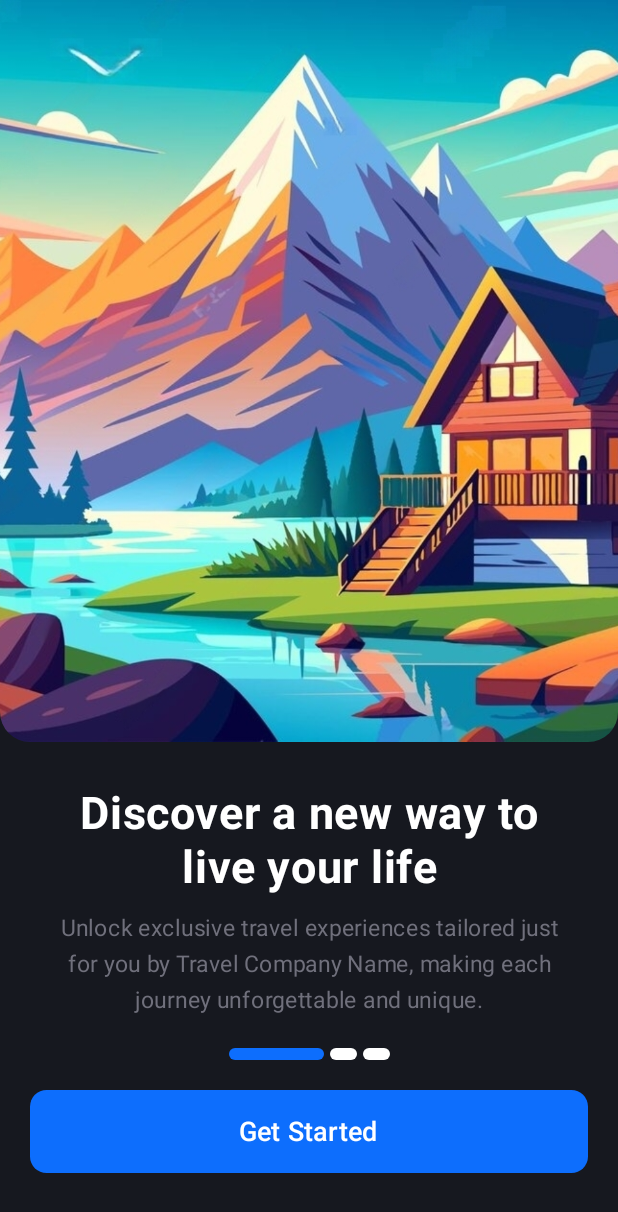
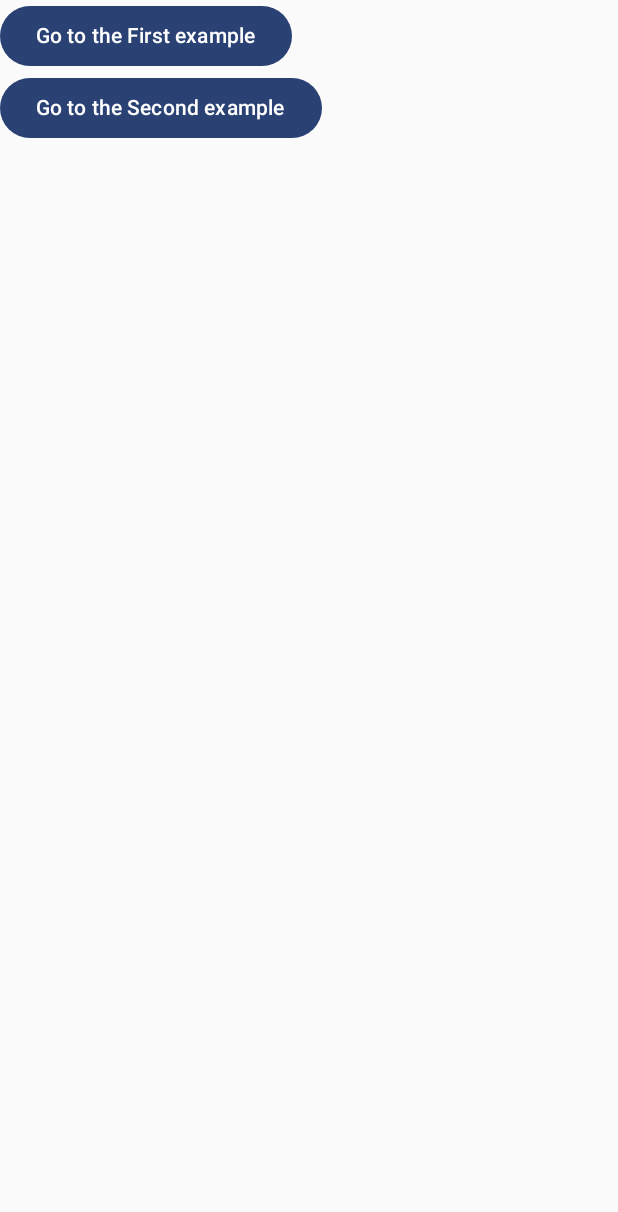
Before and after one commit to brentcenci/OnBoarding, an Android app built with Jetpack Compose: the screen it shows after launch (MainActivity), on a phone screen of 412 x 824 dp. Shown: the top 1212 px of the screen. Run offline under Robolectric (Android 15) with nearby library versions, the phone set to English and light mode, and no system bars.

Commit message:
Implemented basic navigation between the two example screens.

```diff
--- a/app/build.gradle.kts
+++ b/app/build.gradle.kts
@@ -50,7 +50,6 @@ android {
 }
 
 dependencies {
-
     implementation(libs.androidx.core.ktx)
     implementation(libs.androidx.lifecycle.runtime.ktx)
     implementation(libs.androidx.activity.compose)
@@ -66,4 +65,8 @@ dependencies {
     androidTestImplementation(libs.androidx.ui.test.junit4)
     debugImplementation(libs.androidx.ui.tooling)
     debugImplementation(libs.androidx.ui.test.manifest)
+
+    val navversion = "2.7.7"
+    implementation("androidx.navigation:navigation-compose:$navversion")
+
 }
--- a/app/src/main/java/com/example/onboarding/MainActivity.kt
+++ b/app/src/main/java/com/example/onboarding/MainActivity.kt
@@ -1,57 +1,16 @@
 package com.example.onboarding
 
-import android.graphics.Color.WHITE
-import android.graphics.Color.rgb
-import android.graphics.drawable.shapes.Shape
-import android.media.Image
 import android.os.Bundle
 import androidx.activity.ComponentActivity
 import androidx.activity.compose.setContent
 import androidx.activity.enableEdgeToEdge
-import androidx.compose.foundation.Image
-import androidx.compose.foundation.background
-import androidx.compose.foundation.border
-import androidx.compose.foundation.clickable
-import androidx.compose.foundation.layout.Arrangement
-import androidx.compose.foundation.layout.Box
-import androidx.compose.foundation.layout.Column
-import androidx.compose.foundation.layout.Row
-import androidx.compose.foundation.layout.Spacer
-import androidx.compose.foundation.layout.fillMaxHeight
-import androidx.compose.foundation.layout.fillMaxSize
-import androidx.compose.foundation.layout.fillMaxWidth
-import androidx.compose.foundation.layout.height
-import androidx.compose.foundation.layout.padding
-import androidx.compose.foundation.shape.RoundedCornerShape
-import androidx.compose.material.icons.Icons
-import androidx.compose.material3.Button
-import androidx.compose.material3.ButtonColors
-import androidx.compose.material3.ButtonDefaults
-import androidx.compose.material3.Scaffold
-import androidx.compose.material3.Text
-import androidx.compose.runtime.Composable
-import androidx.compose.runtime.MutableState
-import androidx.compose.runtime.mutableStateOf
-import androidx.compose.runtime.remember
-import androidx.compose.ui.Alignment
-import androidx.compose.ui.Modifier
-import androidx.compose.ui.draw.clip
-import androidx.compose.ui.graphics.Color
-import androidx.compose.ui.graphics.ImageBitmap
-import androidx.compose.ui.graphics.painter.Painter
-import androidx.compose.ui.graphics.vector.ImageVector
-import androidx.compose.ui.graphics.vector.VectorPainter
-import androidx.compose.ui.layout.ContentScale
-import androidx.compose.ui.res.painterResource
-import androidx.compose.ui.text.font.FontWeight
-import androidx.compose.ui.text.style.TextAlign
-import androidx.compose.ui.tooling.preview.Preview
-import androidx.compose.ui.unit.dp
-import androidx.compose.ui.unit.sp
+import androidx.navigation.compose.NavHost
+import androidx.navigation.compose.composable
+import androidx.navigation.compose.rememberNavController
 import com.example.onboarding.ui.screens.FirstStyle
-import com.example.onboarding.ui.screens.FirstStyleOnboardingScreen
+import com.example.onboarding.ui.screens.Home
+import com.example.onboarding.ui.screens.Screen
 import com.example.onboarding.ui.screens.SecondStyle
-import com.example.onboarding.ui.screens.SecondStyleOnboardingScreen
 import com.example.onboarding.ui.theme.OnBoardingTheme
 
 class MainActivity : ComponentActivity() {
@@ -60,8 +19,21 @@ class MainActivity : ComponentActivity() {
         enableEdgeToEdge()
         setContent {
             OnBoardingTheme {
-
-                FirstStyle()
+                val navController = rememberNavController()
+                NavHost(
+                    navController = navController,
+                    startDestination = Screen.Home.route
+                ) {
+                    composable(route = Screen.Home.route) {
+                        Home(navController = navController)
+                    }
+                    composable(route = Screen.First.route) {
+                        FirstStyle(navController = navController)
+                    }
+                    composable(route = Screen.Second.route) {
+                        SecondStyle(navController = navController)
+                    }
+                }
             }
         }
     }
--- a/app/src/main/java/com/example/onboarding/ui/screens/FirstStyle.kt
+++ b/app/src/main/java/com/example/onboarding/ui/screens/FirstStyle.kt
@@ -25,6 +25,7 @@ import androidx.compose.ui.text.font.FontWeight
 import androidx.compose.ui.text.style.TextAlign
 import androidx.compose.ui.unit.dp
 import androidx.compose.ui.unit.sp
+import androidx.navigation.NavController
 import com.example.onboarding.Onboarding
 import com.example.onboarding.OnboardingState
 import com.example.onboarding.R
@@ -32,7 +33,7 @@ import com.example.onboarding.rememberOnboardingState
 import com.example.onboarding.ui.indicators.FirstIndicator
 
 @Composable
-fun FirstStyle(modifier: Modifier = Modifier) {
+fun FirstStyle(modifier: Modifier = Modifier, navController: NavController) {
     val state = rememberOnboardingState(numScreens = 3)
     Onboarding(
         state = state, {
--- /dev/null
+++ b/app/src/main/java/com/example/onboarding/ui/screens/Home.kt
@@ -0,0 +1,20 @@
+package com.example.onboarding.ui.screens
+
+import androidx.compose.foundation.layout.Column
+import androidx.compose.material3.Button
+import androidx.compose.material3.Text
+import androidx.compose.runtime.Composable
+import androidx.compose.ui.Modifier
+import androidx.navigation.NavController
+
+@Composable
+fun Home(modifier: Modifier = Modifier, navController: NavController) {
+    Column {
+        Button(onClick = { navController.navigate(Screen.First.route) }) {
+            Text("Go to the First example")
+        }
+        Button(onClick = { navController.navigate(Screen.Second.route) }) {
+            Text("Go to the Second example")
+        }
+    }
+}
--- /dev/null
+++ b/app/src/main/java/com/example/onboarding/ui/screens/Screen.kt
@@ -0,0 +1,7 @@
+package com.example.onboarding.ui.screens
+
+sealed class Screen(val route: String) {
+    data object Home : Screen("home")
+    data object First : Screen("first")
+    data object Second : Screen("second")
+}
--- a/app/src/main/java/com/example/onboarding/ui/screens/SecondStyle.kt
+++ b/app/src/main/java/com/example/onboarding/ui/screens/SecondStyle.kt
@@ -30,6 +30,7 @@ import androidx.compose.ui.text.style.TextAlign
 import androidx.compose.ui.text.toUpperCase
 import androidx.compose.ui.unit.dp
 import androidx.compose.ui.unit.sp
+import androidx.navigation.NavController
 import com.example.onboarding.Onboarding
 import com.example.onboarding.OnboardingState
 import com.example.onboarding.R
@@ -37,7 +38,7 @@ import com.example.onboarding.rememberOnboardingState
 import com.example.onboarding.ui.indicators.SecondIndicator
 
 @Composable
-fun SecondStyle(modifier: Modifier = Modifier) {
+fun SecondStyle(modifier: Modifier = Modifier, navController: NavController) {
     //Images sourced from: @tegarsip103 on Vecteezy.com
     val state = rememberOnboardingState(numScreens = 3)
     Onboarding(
```
